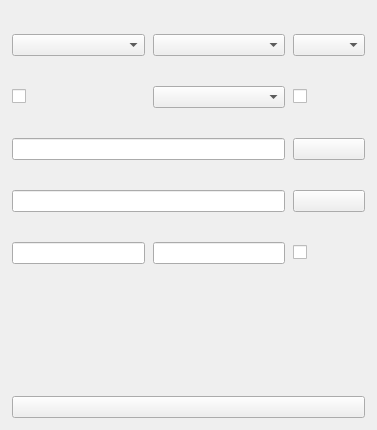
The window that org.nickvision.tubeconverter.qt/src/views/adddownloaddialog.ui (NickvisionApps/Parabolic) describes before a commit, drawn with Qt 5.
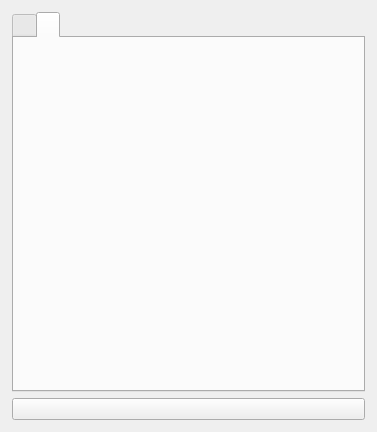
The same window after the commit. The open tabs and pages were chosen to show the change. Icons and pictures are not drawn.

Patch:
```diff
--- a/org.nickvision.tubeconverter.qt/src/views/adddownloaddialog.ui
+++ b/org.nickvision.tubeconverter.qt/src/views/adddownloaddialog.ui
@@ -7,7 +7,7 @@
     <x>0</x>
     <y>0</y>
     <width>377</width>
-    <height>430</height>
+    <height>432</height>
    </rect>
   </property>
   <property name="modal">
@@ -124,64 +124,27 @@
         <number>6</number>
        </property>
        <item>
+        <widget class="QTabWidget" name="tabsSingle">
+         <property name="currentIndex">
+          <number>1</number>
+         </property>
+         <widget class="QWidget" name="tabGeneralSingle">
+          <attribute name="title">
+           <string/>
+          </attribute>
         <layout class="QGridLayout" name="gridLayout_2">
-         <property name="spacing">
-          <number>8</number>
-         </property>
          <item row="7" column="0" colspan="2">
-          <widget class="QLineEdit" name="txtFilenameSingle"/>
-         </item>
-         <item row="0" column="1">
-          <widget class="QLabel" name="lblQualitySingle"/>
-         </item>
-         <item row="0" column="0">
-          <widget class="QLabel" name="lblFileTypeSingle"/>
-         </item>
-         <item row="2" column="1">
-          <widget class="QLabel" name="lblVideoCodecSingle"/>
-         </item>
-         <item row="8" column="1">
-          <widget class="QLabel" name="lblTimeFrameEndSingle"/>
-         </item>
-         <item row="9" column="0">
-          <widget class="QLineEdit" name="txtTimeFrameStartSingle"/>
-         </item>
-         <item row="5" column="2">
-          <widget class="QPushButton" name="btnSelectSaveFolderSingle">
-           <property name="icon">
-            <iconset theme="folder-open"/>
+            <widget class="QLineEdit" name="txtSaveFolderSingle">
+             <property name="readOnly">
+              <bool>true</bool>
            </property>
           </widget>
          </item>
-         <item row="8" column="2">
-          <widget class="QLabel" name="lblLimitSpeedSingle"/>
-         </item>
-         <item row="1" column="1">
-          <widget class="QComboBox" name="cmbQualitySingle"/>
-         </item>
          <item row="2" column="0">
-          <widget class="QLabel" name="lblDownloadSubtitlesSingle"/>
-         </item>
-         <item row="9" column="2">
-          <widget class="QCheckBox" name="chkLimitSpeedSingle"/>
-         </item>
-         <item row="5" column="0" colspan="2">
-          <widget class="QLineEdit" name="txtSaveFolderSingle"/>
-         </item>
-         <item row="6" column="0">
-          <widget class="QLabel" name="lblFilenameSingle"/>
-         </item>
-         <item row="1" column="0">
-          <widget class="QComboBox" name="cmbFileTypeSingle"/>
-         </item>
-         <item row="9" column="1">
-          <widget class="QLineEdit" name="txtTimeFrameEndSingle"/>
-         </item>
-         <item row="2" column="2">
           <widget class="QLabel" name="lblSplitChaptersSingle"/>
          </item>
-         <item row="3" column="0">
-          <widget class="QCheckBox" name="chkDownloadSubtitlesSingle"/>
+           <item row="3" column="1">
+            <widget class="QCheckBox" name="chkLimitSpeedSingle"/>
          </item>
          <item row="10" column="0">
           <spacer name="verticalSpacer_2">
@@ -196,32 +159,130 @@
            </property>
           </spacer>
          </item>
+           <item row="5" column="1">
+            <widget class="QLineEdit" name="txtTimeFrameEndSingle"/>
+           </item>
+           <item row="5" column="0">
+            <widget class="QLineEdit" name="txtTimeFrameStartSingle"/>
+           </item>
+           <item row="0" column="0">
+            <widget class="QLabel" name="lblFileTypeSingle"/>
+           </item>
          <item row="1" column="2">
           <widget class="QComboBox" name="cmbAudioLanguageSingle"/>
          </item>
-         <item row="4" column="0">
-          <widget class="QLabel" name="lblSaveFolderSingle"/>
+           <item row="1" column="0">
+            <widget class="QComboBox" name="cmbFileTypeSingle"/>
          </item>
          <item row="8" column="0">
-          <widget class="QLabel" name="lblTimeFrameStartSingle"/>
+            <widget class="QLabel" name="lblFilenameSingle"/>
          </item>
          <item row="7" column="2">
-          <widget class="QPushButton" name="btnRevertFilenameSingle">
+            <widget class="QPushButton" name="btnSelectSaveFolderSingle">
            <property name="icon">
             <iconset theme="edit-undo"/>
            </property>
           </widget>
          </item>
-         <item row="3" column="2">
+           <item row="4" column="1">
+            <widget class="QLabel" name="lblTimeFrameEndSingle"/>
+           </item>
+           <item row="4" column="0">
+            <widget class="QLabel" name="lblTimeFrameStartSingle">
+             <property name="text">
+              <string/>
+             </property>
+            </widget>
+           </item>
+           <item row="2" column="1">
+            <widget class="QLabel" name="lblLimitSpeedSingle"/>
+           </item>
+           <item row="1" column="1">
+            <widget class="QComboBox" name="cmbQualitySingle"/>
+           </item>
+           <item row="6" column="0">
+            <widget class="QLabel" name="lblSaveFolderSingle"/>
+           </item>
+           <item row="0" column="1">
+            <widget class="QLabel" name="lblQualitySingle"/>
+           </item>
+           <item row="3" column="0">
           <widget class="QCheckBox" name="chkSplitChaptersSingle"/>
          </item>
          <item row="0" column="2">
           <widget class="QLabel" name="lblAudioLanguageSingle"/>
          </item>
-         <item row="3" column="1">
-          <widget class="QComboBox" name="cmbVideoCodecSingle"/>
-         </item>
-        </layout>
+           <item row="9" column="0" colspan="2">
+            <widget class="QLineEdit" name="txtFilenameSingle"/>
+           </item>
+           <item row="9" column="2">
+            <widget class="QPushButton" name="btnRevertFilenameSingle">
+             <property name="icon">
+              <iconset theme="edit-undo"/>
+             </property>
+            </widget>
+           </item>
+          </layout>
+         </widget>
+         <widget class="QWidget" name="tabSubtitlesSingle">
+          <attribute name="title">
+           <string/>
+          </attribute>
+          <layout class="QVBoxLayout" name="verticalLayout_6">
+           <item>
+            <widget class="QStackedWidget" name="viewStackSubtitlesSingle">
+             <property name="currentIndex">
+              <number>1</number>
+             </property>
+             <widget class="QWidget" name="pageNoSubtitlesSingle">
+              <layout class="QVBoxLayout" name="verticalLayout_7">
+               <item>
+                <spacer name="verticalSpacer_4">
+                 <property name="orientation">
+                  <enum>Qt::Orientation::Vertical</enum>
+                 </property>
+                 <property name="sizeHint" stdset="0">
+                  <size>
+                   <width>20</width>
+                   <height>136</height>
+                  </size>
+                 </property>
+                </spacer>
+               </item>
+               <item>
+                <widget class="QLabel" name="lblNoSubtitlesSingle">
+                 <property name="alignment">
+                  <set>Qt::AlignmentFlag::AlignCenter</set>
+                 </property>
+                </widget>
+               </item>
+               <item>
+                <spacer name="verticalSpacer_3">
+                 <property name="orientation">
+                  <enum>Qt::Orientation::Vertical</enum>
+                 </property>
+                 <property name="sizeHint" stdset="0">
+                  <size>
+                   <width>20</width>
+                   <height>136</height>
+                  </size>
+                 </property>
+                </spacer>
+               </item>
+              </layout>
+             </widget>
+             <widget class="QWidget" name="pageSubtitlesSingle">
+              <layout class="QVBoxLayout" name="verticalLayout_8">
+               <item>
+                <widget class="QTableWidget" name="tblSubtitlesSingle"/>
+               </item>
+              </layout>
+             </widget>
+            </widget>
+           </item>
+          </layout>
+         </widget>
+        </widget>
        </item>
        <item>
         <widget class="QPushButton" name="btnDownloadSingle">
```
Left out of the diff: 109 changed lines with no effect on the pictures. Lines whose indentation alone changed are shown as unchanged.
